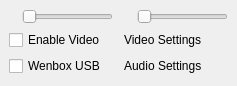
First picture: the form in wengophone/src/presentation/qt/WengoPhoneWindowConfigPanel.ui, repository tkrotoff/WengoPhone, before the edit.
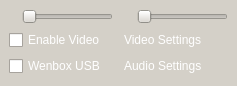
Second picture: the form after the edit. Icons and pictures are not drawn.

```diff
--- a/wengophone/src/presentation/qt/WengoPhoneWindowConfigPanel.ui
+++ b/wengophone/src/presentation/qt/WengoPhoneWindowConfigPanel.ui
@@ -12,6 +12,271 @@
     <height>86</height>
    </rect>
   </property>
+  <property name="palette" >
+   <palette>
+    <active>
+     <color>
+      <red>255</red>
+      <green>255</green>
+      <blue>255</blue>
+     </color>
+     <color>
+      <red>212</red>
+      <green>208</green>
+      <blue>200</blue>
+     </color>
+     <color>
+      <red>255</red>
+      <green>255</green>
+      <blue>255</blue>
+     </color>
+     <color>
+      <red>234</red>
+      <green>229</green>
+      <blue>220</blue>
+     </color>
+     <color>
+      <red>128</red>
+      <green>128</green>
+      <blue>128</blue>
+     </color>
+     <color>
+      <red>141</red>
+      <green>139</green>
+      <blue>133</blue>
+     </color>
+     <color>
+      <red>255</red>
+      <green>255</green>
+      <blue>255</blue>
+     </color>
+     <color>
+      <red>255</red>
+      <green>255</green>
+      <blue>255</blue>
+     </color>
+     <color>
+      <red>255</red>
+      <green>255</green>
+      <blue>255</blue>
+     </color>
+     <color>
+      <red>255</red>
+      <green>255</green>
+      <blue>255</blue>
+     </color>
+     <color>
+      <red>212</red>
+      <green>208</green>
+      <blue>200</blue>
+     </color>
+     <color>
+      <red>64</red>
+      <green>64</green>
+      <blue>64</blue>
+     </color>
+     <color>
+      <red>10</red>
+      <green>36</green>
+      <blue>106</blue>
+     </color>
+     <color>
+      <red>255</red>
+      <green>255</green>
+      <blue>255</blue>
+     </color>
+     <color>
+      <red>0</red>
+      <green>0</green>
+      <blue>255</blue>
+     </color>
+     <color>
+      <red>255</red>
+      <green>0</green>
+      <blue>255</blue>
+     </color>
+     <color>
+      <red>232</red>
+      <green>232</green>
+      <blue>232</blue>
+     </color>
+    </active>
+    <inactive>
+     <color>
+      <red>255</red>
+      <green>255</green>
+      <blue>255</blue>
+     </color>
+     <color>
+      <red>212</red>
+      <green>208</green>
+      <blue>200</blue>
+     </color>
+     <color>
+      <red>255</red>
+      <green>255</green>
+      <blue>255</blue>
+     </color>
+     <color>
+      <red>234</red>
+      <green>229</green>
+      <blue>220</blue>
+     </color>
+     <color>
+      <red>128</red>
+      <green>128</green>
+      <blue>128</blue>
+     </color>
+     <color>
+      <red>141</red>
+      <green>139</green>
+      <blue>133</blue>
+     </color>
+     <color>
+      <red>255</red>
+      <green>255</green>
+      <blue>255</blue>
+     </color>
+     <color>
+      <red>255</red>
+      <green>255</green>
+      <blue>255</blue>
+     </color>
+     <color>
+      <red>255</red>
+      <green>255</green>
+      <blue>255</blue>
+     </color>
+     <color>
+      <red>255</red>
+      <green>255</green>
+      <blue>255</blue>
+     </color>
+     <color>
+      <red>212</red>
+      <green>208</green>
+      <blue>200</blue>
+     </color>
+     <color>
+      <red>64</red>
+      <green>64</green>
+      <blue>64</blue>
+     </color>
+     <color>
+      <red>212</red>
+      <green>208</green>
+      <blue>200</blue>
+     </color>
+     <color>
+      <red>0</red>
+      <green>0</green>
+      <blue>0</blue>
+     </color>
+     <color>
+      <red>0</red>
+      <green>0</green>
+      <blue>255</blue>
+     </color>
+     <color>
+      <red>255</red>
+      <green>0</green>
+      <blue>255</blue>
+     </color>
+     <color>
+      <red>232</red>
+      <green>232</green>
+      <blue>232</blue>
+     </color>
+    </inactive>
+    <disabled>
+     <color>
+      <red>106</red>
+      <green>104</green>
+      <blue>100</blue>
+     </color>
+     <color>
+      <red>212</red>
+      <green>208</green>
+      <blue>200</blue>
+     </color>
+     <color>
+      <red>255</red>
+      <green>255</green>
+      <blue>255</blue>
+     </color>
+     <color>
+      <red>233</red>
+      <green>231</green>
+      <blue>227</blue>
+     </color>
+     <color>
+      <red>128</red>
+      <green>128</green>
+      <blue>128</blue>
+     </color>
+     <color>
+      <red>141</red>
+      <green>139</green>
+      <blue>133</blue>
+     </color>
+     <color>
+      <red>106</red>
+      <green>104</green>
+      <blue>100</blue>
+     </color>
+     <color>
+      <red>255</red>
+      <green>255</green>
+      <blue>255</blue>
+     </color>
+     <color>
+      <red>106</red>
+      <green>104</green>
+      <blue>100</blue>
+     </color>
+     <color>
+      <red>212</red>
+      <green>208</green>
+      <blue>200</blue>
+     </color>
+     <color>
+      <red>212</red>
+      <green>208</green>
+      <blue>200</blue>
+     </color>
+     <color>
+      <red>0</red>
+      <green>0</green>
+      <blue>0</blue>
+     </color>
+     <color>
+      <red>10</red>
+      <green>36</green>
+      <blue>106</blue>
+     </color>
+     <color>
+      <red>255</red>
+      <green>255</green>
+      <blue>255</blue>
+     </color>
+     <color>
+      <red>0</red>
+      <green>0</green>
+      <blue>255</blue>
+     </color>
+     <color>
+      <red>255</red>
+      <green>0</green>
+      <blue>255</blue>
+     </color>
+     <color>
+      <red>232</red>
+      <green>232</green>
+      <blue>232</blue>
+     </color>
+    </disabled>
+   </palette>
+  </property>
   <layout class="QGridLayout" >
    <property name="margin" >
     <number>9</number>
```
